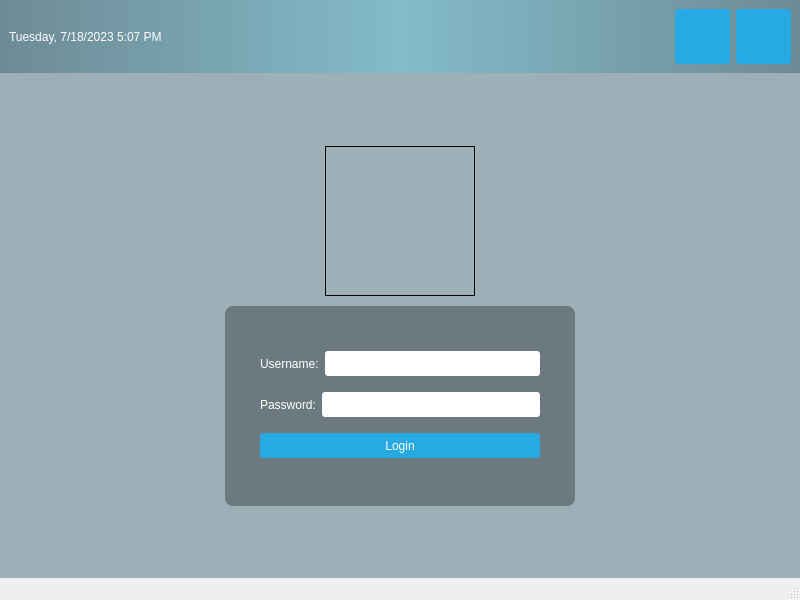
hdnate08/pyChatClient, file pyChat_loginScreen_GUI.ui: the form before one commit.
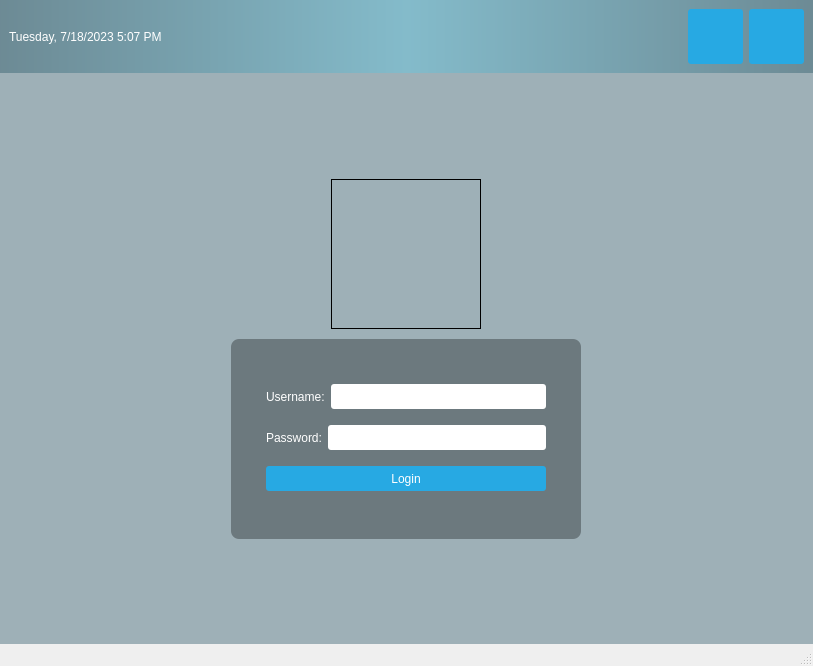
The form after the commit. Icons and pictures are not drawn.

Commit message: Big changes to the design of the login screen.

Diff of the .ui file:
```diff
--- a/pyChat_loginScreen_GUI.ui
+++ b/pyChat_loginScreen_GUI.ui
@@ -6,8 +6,8 @@
    <rect>
     <x>0</x>
     <y>0</y>
-    <width>800</width>
-    <height>600</height>
+    <width>813</width>
+    <height>666</height>
    </rect>
   </property>
   <property name="windowTitle">
@@ -40,7 +40,13 @@
   border-radius: 3px;
 }
 
-QPushButton:hover { background-color: #66c011; }</string>
+QPushButton:hover { background-color: #66c011; }
+
+#centralWidget
+{
+  background: rgba(32, 80, 96, 100);
+  border-image: url(:/images/resources/images/6204882.jpg);
+}</string>
   </property>
   <widget class="QWidget" name="centralWidget">
    <layout class="QVBoxLayout" name="verticalLayout">
@@ -99,6 +105,16 @@
          <property name="text">
           <string/>
          </property>
+         <property name="icon">
+          <iconset resource="resources.qrc">
+           <normaloff>:/icons/resources/icons/rotate.png</normaloff>:/icons/resources/icons/rotate.png</iconset>
+         </property>
+         <property name="iconSize">
+          <size>
+           <width>45</width>
+           <height>45</height>
+          </size>
+         </property>
         </widget>
        </item>
        <item>
@@ -118,6 +134,16 @@
          <property name="text">
           <string/>
          </property>
+         <property name="icon">
+          <iconset resource="resources.qrc">
+           <normaloff>:/icons/resources/icons/power.png</normaloff>:/icons/resources/icons/power.png</iconset>
+         </property>
+         <property name="iconSize">
+          <size>
+           <width>45</width>
+           <height>45</height>
+          </size>
+         </property>
         </widget>
        </item>
       </layout>
```
Left out of the diff: 13 changed lines with no effect on the pictures. The commit also changes 12 other files.
